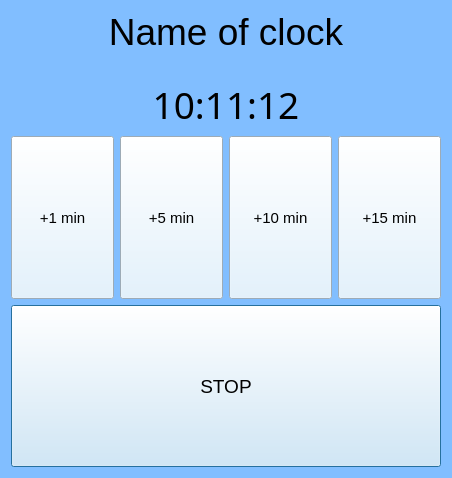
This is SmartClock/SignalWindow.ui in Artem259/univ2.1_OOP_lab2 as Qt 5 draws it before an edit. The edited form follows.
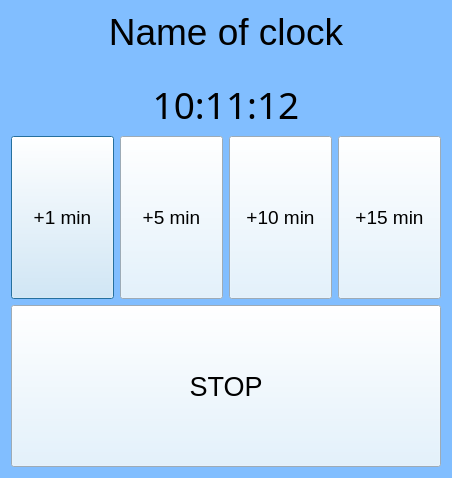
This is the edited form. Icons and pictures are not drawn.

```diff
--- a/SmartClock/SignalWindow.ui
+++ b/SmartClock/SignalWindow.ui
@@ -39,28 +39,6 @@
      </property>
     </widget>
    </item>
-   <item row="9" column="0" colspan="4">
-    <widget class="QPushButton" name="pushButton_5">
-     <property name="sizePolicy">
-      <sizepolicy hsizetype="Minimum" vsizetype="Expanding">
-       <horstretch>0</horstretch>
-       <verstretch>0</verstretch>
-      </sizepolicy>
-     </property>
-     <property name="font">
-      <font>
-       <pointsize>14</pointsize>
-      </font>
-     </property>
-     <property name="styleSheet">
-      <string notr="true"> background-color: rgb(220, 240, 255);
-</string>
-     </property>
-     <property name="text">
-      <string>STOP</string>
-     </property>
-    </widget>
-   </item>
    <item row="2" column="0" colspan="4">
     <widget class="QLabel" name="label">
      <property name="font">
@@ -76,50 +54,6 @@
      </property>
     </widget>
    </item>
-   <item row="8" column="3">
-    <widget class="QPushButton" name="pushButton_4">
-     <property name="sizePolicy">
-      <sizepolicy hsizetype="Preferred" vsizetype="Expanding">
-       <horstretch>0</horstretch>
-       <verstretch>0</verstretch>
-      </sizepolicy>
-     </property>
-     <property name="font">
-      <font>
-       <pointsize>11</pointsize>
-      </font>
-     </property>
-     <property name="styleSheet">
-      <string notr="true"> background-color: rgb(220, 240, 255);
-</string>
-     </property>
-     <property name="text">
-      <string>+15 min</string>
-     </property>
-    </widget>
-   </item>
-   <item row="8" column="2">
-    <widget class="QPushButton" name="pushButton_3">
-     <property name="sizePolicy">
-      <sizepolicy hsizetype="Preferred" vsizetype="Expanding">
-       <horstretch>0</horstretch>
-       <verstretch>0</verstretch>
-      </sizepolicy>
-     </property>
-     <property name="font">
-      <font>
-       <pointsize>11</pointsize>
-      </font>
-     </property>
-     <property name="styleSheet">
-      <string notr="true"> background-color: rgb(220, 240, 255);
-</string>
-     </property>
-     <property name="text">
-      <string>+10 min</string>
-     </property>
-    </widget>
-   </item>
    <item row="8" column="0">
     <widget class="QPushButton" name="pushButton">
      <property name="sizePolicy">
@@ -130,7 +64,7 @@
      </property>
      <property name="font">
       <font>
-       <pointsize>11</pointsize>
+       <pointsize>14</pointsize>
       </font>
      </property>
      <property name="styleSheet">
@@ -142,6 +76,28 @@
      </property>
     </widget>
    </item>
+   <item row="8" column="2">
+    <widget class="QPushButton" name="pushButton_plus10">
+     <property name="sizePolicy">
+      <sizepolicy hsizetype="Preferred" vsizetype="Expanding">
+       <horstretch>0</horstretch>
+       <verstretch>0</verstretch>
+      </sizepolicy>
+     </property>
+     <property name="font">
+      <font>
+       <pointsize>14</pointsize>
+      </font>
+     </property>
+     <property name="styleSheet">
+      <string notr="true"> background-color: rgb(220, 240, 255);
+</string>
+     </property>
+     <property name="text">
+      <string>+10 min</string>
+     </property>
+    </widget>
+   </item>
    <item row="8" column="1">
     <widget class="QPushButton" name="pushButton_2">
      <property name="sizePolicy">
@@ -152,7 +108,7 @@
      </property>
      <property name="font">
       <font>
-       <pointsize>11</pointsize>
+       <pointsize>14</pointsize>
       </font>
      </property>
      <property name="styleSheet">
@@ -164,6 +120,50 @@
      </property>
     </widget>
    </item>
+   <item row="9" column="0" colspan="4">
+    <widget class="QPushButton" name="pushButton_stop">
+     <property name="sizePolicy">
+      <sizepolicy hsizetype="Minimum" vsizetype="Expanding">
+       <horstretch>0</horstretch>
+       <verstretch>0</verstretch>
+      </sizepolicy>
+     </property>
+     <property name="font">
+      <font>
+       <pointsize>20</pointsize>
+      </font>
+     </property>
+     <property name="styleSheet">
+      <string notr="true"> background-color: rgb(220, 240, 255);
+</string>
+     </property>
+     <property name="text">
+      <string>STOP</string>
+     </property>
+    </widget>
+   </item>
+   <item row="8" column="3">
+    <widget class="QPushButton" name="pushButton_plus15">
+     <property name="sizePolicy">
+      <sizepolicy hsizetype="Preferred" vsizetype="Expanding">
+       <horstretch>0</horstretch>
+       <verstretch>0</verstretch>
+      </sizepolicy>
+     </property>
+     <property name="font">
+      <font>
+       <pointsize>14</pointsize>
+      </font>
+     </property>
+     <property name="styleSheet">
+      <string notr="true"> background-color: rgb(220, 240, 255);
+</string>
+     </property>
+     <property name="text">
+      <string>+15 min</string>
+     </property>
+    </widget>
+   </item>
    <item row="4" column="0" colspan="4">
     <widget class="QLabel" name="label_3">
      <property name="text">
```
Left out of the diff: 10 changed lines with no effect on the pictures.
